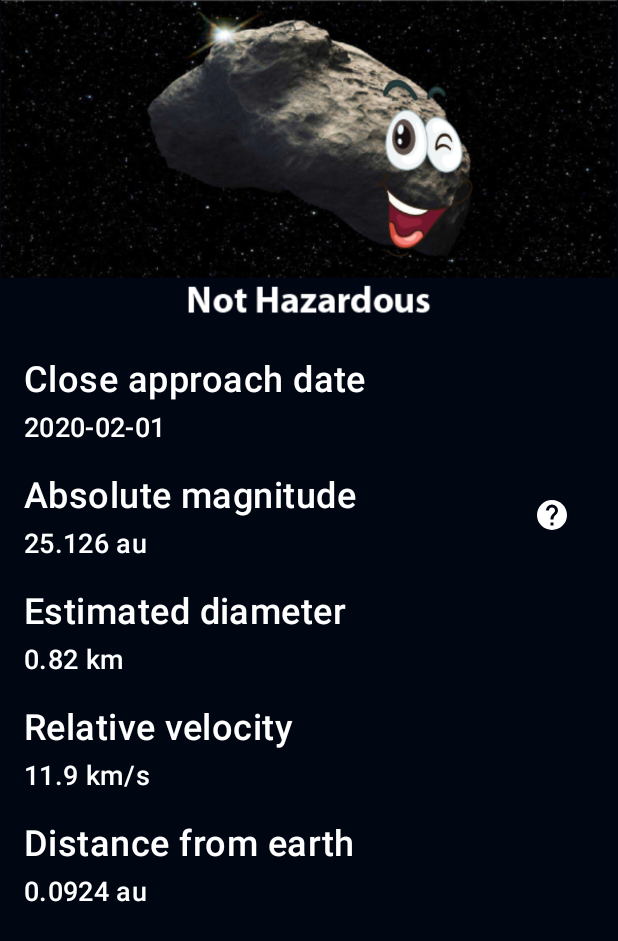
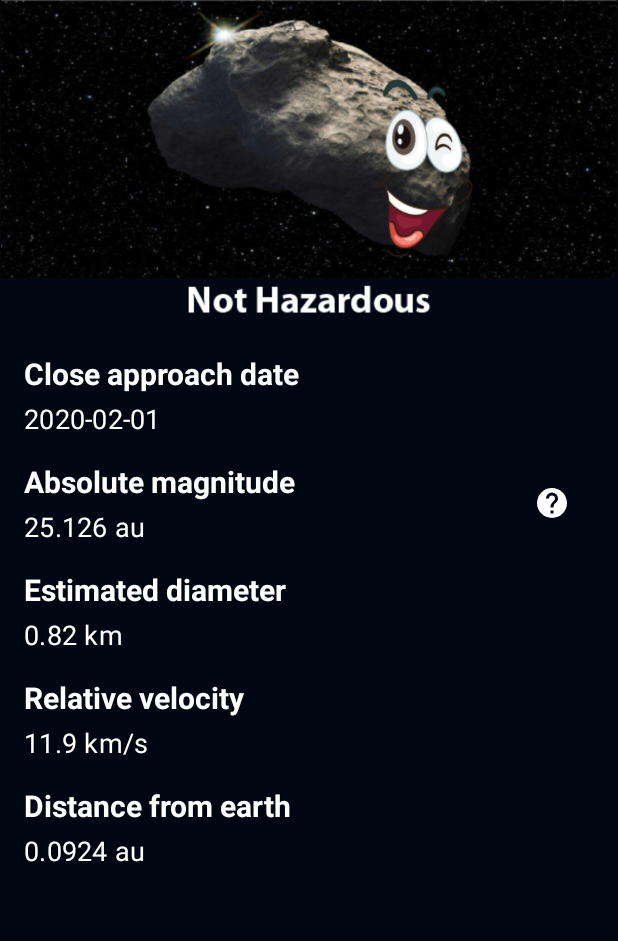
Before and after one commit to MariemMezghani/Asteroid_Radar, an Android app: the layout fragment_detail.xml on its own in the app's theme, with its tools: preview values and no code run, on a phone screen of 412 x 824 dp. Shown: the top 941 px of the screen. Run offline under Robolectric (Android 15) with nearby library versions, the phone set to English and light mode, and no system bars; network calls fail.

Commit message:
change layout

```diff
--- a/app/src/main/res/layout/asteroid_item_view.xml
+++ b/app/src/main/res/layout/asteroid_item_view.xml
@@ -1,9 +1,10 @@
 <?xml version="1.0" encoding="utf-8"?>
-<layout
-    xmlns:android="http://schemas.android.com/apk/res/android"
+<layout xmlns:android="http://schemas.android.com/apk/res/android"
     xmlns:app="http://schemas.android.com/apk/res-auto"
     xmlns:tools="http://schemas.android.com/tools">
+
     <data>
+
         <variable
             name="one_asteroid"
             type="com.github.mariemmezghani.asteroidradar.Asteroid" />
@@ -11,30 +12,25 @@
 
     <androidx.constraintlayout.widget.ConstraintLayout
         android:layout_width="match_parent"
-    android:layout_height="wrap_content">
+        android:layout_height="wrap_content"
+        android:padding="@dimen/spacing_normal">
 
         <TextView
             android:id="@+id/codename_textview"
-        style="@style/TextAppearance.Title"
             android:layout_width="wrap_content"
             android:layout_height="wrap_content"
-        android:layout_marginStart="16dp"
-        android:layout_marginEnd="16dp"
-        android:layout_marginBottom="16dp"
             android:text="@{one_asteroid.codename}"
+            android:textAppearance="?textAppearanceHeadline5"
             app:layout_constraintStart_toStartOf="parent"
             app:layout_constraintTop_toTopOf="@+id/imageView2"
-        tools:text="codename"/>
+            tools:text="codename" />
 
         <TextView
             android:id="@+id/textView3"
-        style="@style/TextAppearance.Subtitle"
             android:layout_width="wrap_content"
             android:layout_height="wrap_content"
-        android:layout_marginStart="16dp"
-        android:layout_marginTop="16dp"
-        android:layout_marginBottom="16dp"
             android:text="@{one_asteroid.closeApproachDate}"
+            android:textAppearance="?attr/textAppearanceSubtitle1"
             app:layout_constraintBottom_toBottomOf="parent"
             app:layout_constraintStart_toStartOf="parent"
             app:layout_constraintTop_toBottomOf="@+id/codename_textview"
@@ -44,12 +40,10 @@
             android:id="@+id/imageView2"
             android:layout_width="wrap_content"
             android:layout_height="wrap_content"
-        android:layout_marginTop="16dp"
-        android:layout_marginEnd="16dp"
-        android:layout_marginBottom="16dp"
             app:layout_constraintStart_toStartOf="@+id/guideline"
             app:layout_constraintTop_toTopOf="parent"
             app:statusIcon="@{one_asteroid.potentiallyHazardous}" />
+
         <androidx.constraintlayout.widget.Guideline
             android:id="@+id/guideline"
             android:layout_width="wrap_content"
--- a/app/src/main/res/layout/fragment_detail.xml
+++ b/app/src/main/res/layout/fragment_detail.xml
@@ -29,7 +29,7 @@
         <ScrollView
             android:layout_width="0dp"
             android:layout_height="wrap_content"
-            android:padding="16dp"
+            android:padding="@dimen/spacing_normal"
             app:layout_constraintEnd_toEndOf="parent"
             app:layout_constraintStart_toStartOf="parent"
             app:layout_constraintTop_toBottomOf="@+id/activity_main_image_of_the_day">
@@ -45,25 +45,25 @@
                     android:orientation="vertical">
 
                     <TextView
-                        style="@style/TextAppearance.Title"
                         android:layout_width="match_parent"
                         android:layout_height="wrap_content"
-                        android:text="@string/close_approach_data_title" />
+                        android:text="@string/close_approach_data_title"
+                        android:textAppearance="?textAppearanceHeadline5" />
 
                     <TextView
                         android:id="@+id/close_approach_date"
-                        style="@style/TextAppearance.Subtitle"
                         android:layout_width="match_parent"
                         android:layout_height="wrap_content"
-                        android:layout_marginTop="4dp"
+                        android:layout_marginTop="@dimen/spacing_small"
                         android:text="@{asteroid.closeApproachDate}"
+                        android:textAppearance="?attr/textAppearanceSubtitle1"
                         tools:text="2020-02-01" />
                 </LinearLayout>
 
                 <LinearLayout
                     android:layout_width="match_parent"
                     android:layout_height="wrap_content"
-                    android:layout_marginTop="16dp"
+                    android:layout_marginTop="@dimen/spacing_normal"
                     android:gravity="center_vertical"
                     android:orientation="horizontal">
 
@@ -74,17 +74,17 @@
                         android:orientation="vertical">
 
                         <TextView
-                            style="@style/TextAppearance.Title"
                             android:layout_width="match_parent"
                             android:layout_height="wrap_content"
-                            android:text="@string/absolute_magnitude_title" />
+                            android:text="@string/absolute_magnitude_title"
+                            android:textAppearance="?textAppearanceHeadline5" />
 
                         <TextView
                             android:id="@+id/absolute_magnitude"
-                            style="@style/TextAppearance.Subtitle"
                             android:layout_width="match_parent"
                             android:layout_height="wrap_content"
-                            android:layout_marginTop="4dp"
+                            android:layout_marginTop="@dimen/spacing_small"
+                            android:textAppearance="?attr/textAppearanceSubtitle1"
                             app:astronomicalUnitText="@{asteroid.absoluteMagnitude}"
                             tools:text="25.126 au" />
                     </LinearLayout>
@@ -93,56 +93,56 @@
                         android:id="@+id/help_button"
                         android:layout_width="wrap_content"
                         android:layout_height="wrap_content"
-                        android:padding="16dp"
+                        android:padding="@dimen/spacing_normal"
                         app:srcCompat="@drawable/ic_help_circle" />
 
                 </LinearLayout>
 
                 <TextView
-                    style="@style/TextAppearance.Title"
                     android:layout_width="match_parent"
                     android:layout_height="wrap_content"
-                    android:layout_marginTop="16dp"
-                    android:text="@string/estimated_diameter_title" />
+                    android:layout_marginTop="@dimen/spacing_normal"
+                    android:text="@string/estimated_diameter_title"
+                    android:textAppearance="?textAppearanceHeadline5" />
 
                 <TextView
                     android:id="@+id/estimated_diameter"
-                    style="@style/TextAppearance.Subtitle"
                     android:layout_width="match_parent"
                     android:layout_height="wrap_content"
-                    android:layout_marginTop="4dp"
+                    android:layout_marginTop="@dimen/spacing_small"
+                    android:textAppearance="?attr/textAppearanceSubtitle1"
                     app:kmUnitText="@{asteroid.estimatedDiameter}"
                     tools:text="0.82 km" />
 
                 <TextView
-                    style="@style/TextAppearance.Title"
                     android:layout_width="match_parent"
                     android:layout_height="wrap_content"
-                    android:layout_marginTop="16dp"
-                    android:text="@string/relative_velocity_title" />
+                    android:layout_marginTop="@dimen/spacing_normal"
+                    android:text="@string/relative_velocity_title"
+                    android:textAppearance="?textAppearanceHeadline5" />
 
                 <TextView
                     android:id="@+id/relative_velocity"
-                    style="@style/TextAppearance.Subtitle"
                     android:layout_width="match_parent"
                     android:layout_height="wrap_content"
-                    android:layout_marginTop="4dp"
+                    android:layout_marginTop="@dimen/spacing_small"
+                    android:textAppearance="?attr/textAppearanceSubtitle1"
                     app:velocityText="@{asteroid.relativeVelocity}"
                     tools:text="11.9 km/s" />
 
                 <TextView
-                    style="@style/TextAppearance.Title"
                     android:layout_width="match_parent"
                     android:layout_height="wrap_content"
-                    android:layout_marginTop="16dp"
-                    android:text="@string/distance_from_earth_title" />
+                    android:layout_marginTop="@dimen/spacing_normal"
+                    android:text="@string/distance_from_earth_title"
+                    android:textAppearance="?textAppearanceHeadline5" />
 
                 <TextView
-                    style="@style/TextAppearance.Subtitle"
                     android:id="@+id/distance_from_earth"
                     android:layout_width="match_parent"
                     android:layout_height="wrap_content"
-                    android:layout_marginTop="4dp"
+                    android:layout_marginTop="@dimen/spacing_small"
+                    android:textAppearance="?attr/textAppearanceSubtitle1"
                     app:astronomicalUnitText="@{asteroid.distanceFromEarth}"
                     tools:text="0.0924 au" />
 
--- /dev/null
+++ b/app/src/main/res/values/dimens.xml
@@ -0,0 +1,5 @@
+<?xml version="1.0" encoding="utf-8"?>
+<resources>
+    <dimen name="spacing_normal">16dp</dimen>
+    <dimen name="spacing_small">4dp</dimen>
+</resources>
--- a/app/src/main/res/values/styles.xml
+++ b/app/src/main/res/values/styles.xml
@@ -7,17 +7,20 @@
         <item name="colorPrimary">@color/colorPrimary</item>
         <item name="colorPrimaryDark">@color/colorPrimaryDark</item>
         <item name="colorAccent">@color/colorAccent</item>
+        <item name="textAppearanceSubtitle1">@style/CustomSubtitle1</item>
+        <item name="textAppearanceHeadline5">@style/CustomHeadline5</item>
+
     </style>
-    <!-- Title style -->
-    <style name="TextAppearance.Title" parent="TextAppearance.MaterialComponents.Headline6">
-        <item name="android:textSize">24sp</item>
-        <item name="android:textColor">@color/default_text_color</item>
-    </style>
-    <!-- subtitle style -->
-    <style name="TextAppearance.Subtitle" parent="TextAppearance.Title">
+    <style name="CustomSubtitle1" parent="TextAppearance.MaterialComponents.Subtitle1">
         <item name="android:textSize">18sp</item>
         <item name="android:textColor">@color/default_text_color</item>
 
     </style>
+    <style name="CustomHeadline5" parent="TextAppearance.MaterialComponents.Headline5">
+        <item name="android:textColor">@color/default_text_color</item>
+        <item name="android:textStyle">bold</item>
+        <item name="android:textSize">20sp</item>
+
+    </style>
 
 </resources>
```
Lines whose indentation alone changed are shown as unchanged.
